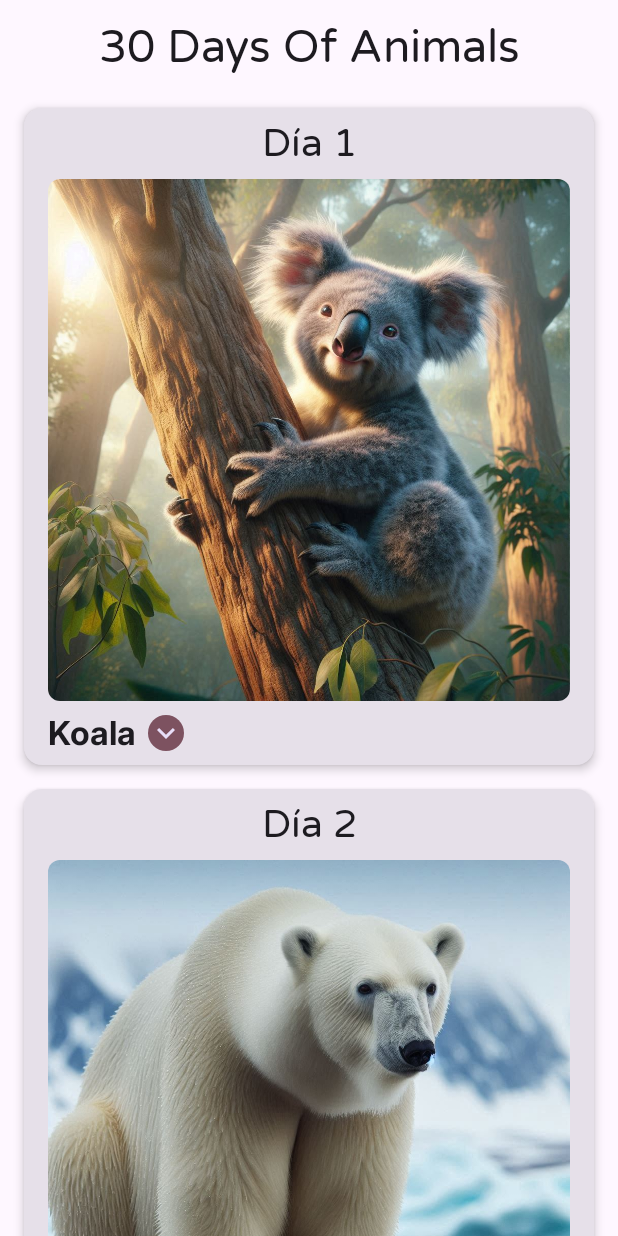
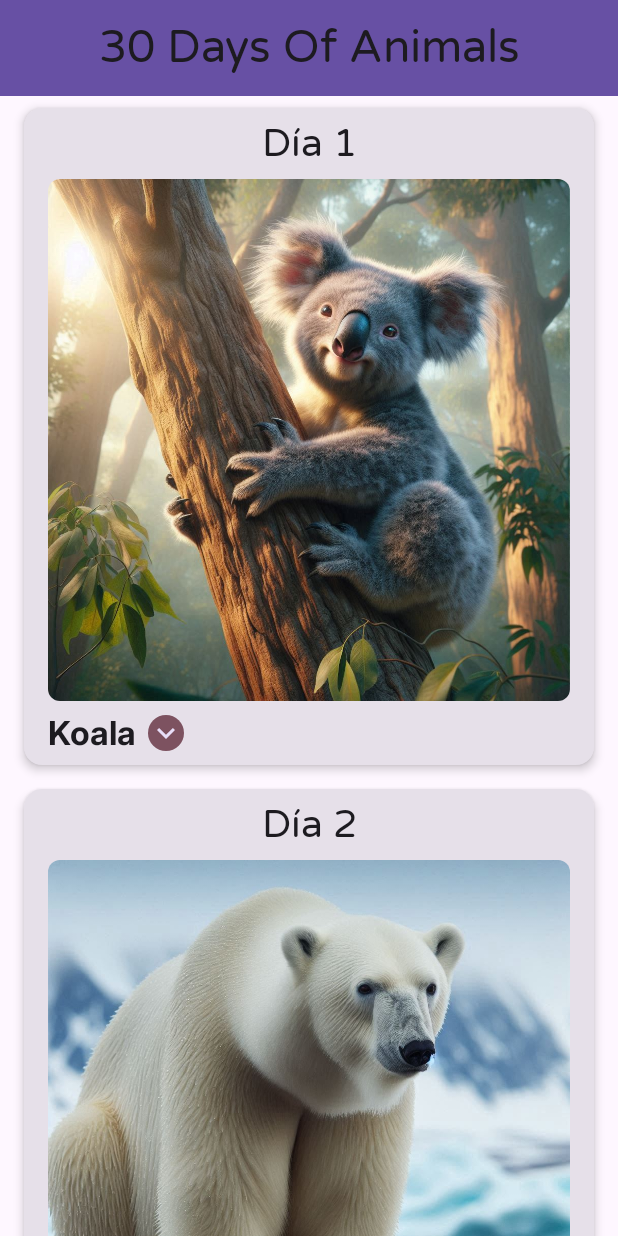
Before and after one commit to nicolasCristaldo/30_days_of_animals_android_compose, an Android app built with Jetpack Compose: the screen it shows after launch (MainActivity), on a phone screen of 412 x 824 dp. Run offline under Robolectric (Android 15) with nearby library versions, the light colour scheme and no system bars.

Commit message:
commit 3

```diff
--- a/app/src/main/java/com/nicolascristaldo/a30daysofanimals/MainActivity.kt
+++ b/app/src/main/java/com/nicolascristaldo/a30daysofanimals/MainActivity.kt
@@ -4,6 +4,7 @@ import android.os.Bundle
 import androidx.activity.ComponentActivity
 import androidx.activity.compose.setContent
 import androidx.activity.enableEdgeToEdge
+import androidx.compose.foundation.background
 import androidx.compose.foundation.layout.fillMaxSize
 import androidx.compose.foundation.layout.padding
 import androidx.compose.material3.CenterAlignedTopAppBar
@@ -12,6 +13,8 @@ import androidx.compose.material3.MaterialTheme
 import androidx.compose.material3.Scaffold
 import androidx.compose.material3.Surface
 import androidx.compose.material3.Text
+import androidx.compose.material3.TopAppBarColors
+import androidx.compose.material3.TopAppBarDefaults
 import androidx.compose.runtime.Composable
 import androidx.compose.ui.Modifier
 import androidx.compose.ui.res.stringResource
@@ -59,6 +62,7 @@ fun AnimalsTopAppBar(modifier: Modifier = Modifier) {
                 style = MaterialTheme.typography.displayLarge
             )
         },
+        colors = TopAppBarDefaults.centerAlignedTopAppBarColors(MaterialTheme.colorScheme.primary),
         modifier = modifier
     )
 }
--- a/app/src/main/res/values/strings.xml
+++ b/app/src/main/res/values/strings.xml
@@ -219,17 +219,47 @@
         importantes polinizadores y controladores de plagas.</string>
 
     <string name="animal26">Libélula</string>
-    <string name="description26">.</string>
+    <string name="description26">a libélula es un insecto conocido por su vuelo ágil y sus colores
+        vibrantes. Tiene un cuerpo alargado y delgado, grandes ojos compuestos que le proporcionan
+        una visión casi panorámica, y dos pares de alas transparentes y fuertes. Las libélulas son
+        depredadoras eficaces, alimentándose de otros insectos como mosquitos y moscas. Viven cerca
+        de cuerpos de agua, donde sus larvas acuáticas, conocidas como ninfas, se desarrollan. Su
+        capacidad de vuelo rápido y maniobrable les permite cazar con precisión y evitar
+        depredadores.</string>
 
     <string name="animal27">Gorila</string>
-    <string name="description27">.</string>
+    <string name="description27">El gorila es un primate de gran tamaño y fuerza, conocido por su
+        comportamiento social y su inteligencia. Tiene un cuerpo robusto cubierto de pelo negro o
+        marrón oscuro, y una cara desnuda con una mandíbula prominente. Los gorilas caminan sobre
+        sus nudillos y tienen brazos largos y fuertes adaptados para trepar. Viven en grupos
+        liderados por un macho dominante conocido como el "espalda plateada". Su dieta es mayormente
+        herbívora, basada en hojas, frutas y tallos. Habitan en bosques tropicales y montañosos de
+        África central.</string>
 
     <string name="animal28">Escarabajo</string>
-    <string name="description28">.</string>
+    <string name="description28">El escarabajo es un insecto con un cuerpo robusto y una cubierta
+        dura conocida como élitros que protege sus delicadas alas traseras. Tiene un par de antenas
+        que usa para explorar su entorno y piezas bucales masticadoras. Los escarabajos varían
+        enormemente en tamaño y color, desde los diminutos y brillantes hasta los grandes y oscuros.
+        Son adaptables y se encuentran en casi todos los hábitats, incluyendo bosques, campos y
+        desiertos. Su dieta puede incluir hojas, madera, otros insectos y materia en descomposición.
+    </string>
 
     <string name="animal29">Cobra</string>
-    <string name="description29">.</string>
+    <string name="description29">La cobra es una serpiente venenosa conocida por su capacidad de
+        expandir una capucha alrededor de su cabeza cuando se siente amenazada. Tiene un cuerpo
+        largo y delgado cubierto de escamas lisas, y puede variar en color desde marrón hasta negro.
+        Las cobras son famosas por su postura erguida y por sus mordeduras venenosas, que pueden ser
+        mortales. Se alimentan de pequeños mamíferos, aves y otros reptiles. Habitan en diversas
+        regiones, desde selvas hasta desiertos, principalmente en Asia y África. Son cazadoras
+        diurnas y nocturnas y utilizan su veneno tanto para cazar como para defenderse.</string>
 
     <string name="animal30">Cangrejo</string>
-    <string name="description30">.</string>
+    <string name="description30">El cangrejo es un crustáceo con un caparazón duro que protege su
+        cuerpo. Tiene diez patas, las dos delanteras transformadas en pinzas que usa para
+        alimentarse, defenderse y comunicarse. Los cangrejos tienen ojos compuestos situados en
+        tallos móviles y antenas sensibles para detectar su entorno. Su cuerpo es generalmente ancho
+        y aplanado. Son omnívoros, alimentándose de algas, pequeños animales y restos orgánicos.
+        Viven en ambientes marinos, de agua dulce y en tierra cerca del agua. Se desplazan
+        lateralmente y son conocidos por sus complejos comportamientos sociales.</string>
 </resources>
```
